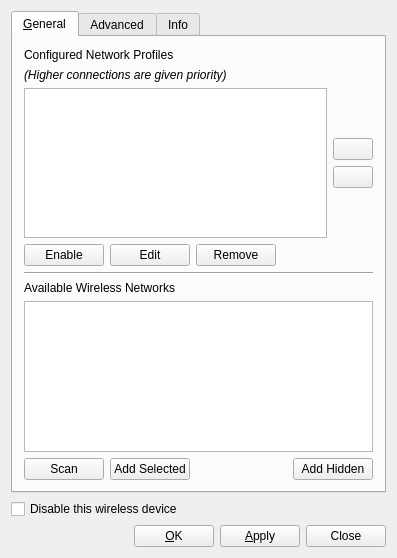
This is src/wificonfig/wificonfigwidgetbase.ui in Peter2121/pc-networkmanager as Qt 5 draws it before an edit. The edited form follows.
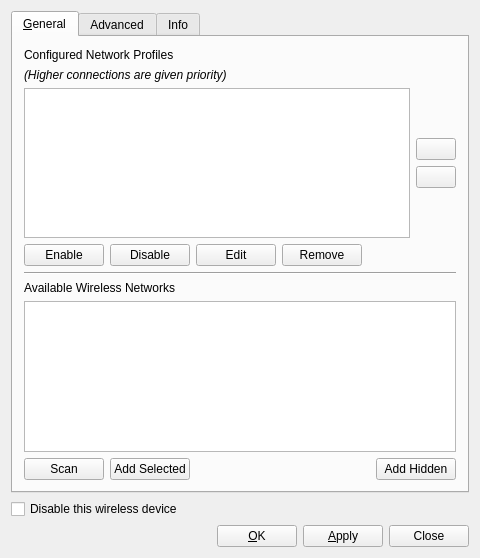
This is the edited form. Icons and pictures are not drawn.

Commit message: Work on enable/disable wifi profiles

What changed in the file:
```diff
--- a/src/wificonfig/wificonfigwidgetbase.ui
+++ b/src/wificonfig/wificonfigwidgetbase.ui
@@ -6,7 +6,7 @@
    <rect>
     <x>0</x>
     <y>0</y>
-    <width>397</width>
+    <width>480</width>
     <height>558</height>
    </rect>
   </property>
@@ -184,7 +184,15 @@
               <string>Enable</string>
              </property>
              <property name="icon">
-              <iconset theme="/usr/local/share/icons/HighContrast/48x48/actions/object-select.png"/>
+              <iconset theme="/usr/local/share/icons/HighContrast/48x48/actions/object-select.png">
+               <normaloff>.</normaloff>.</iconset>
+             </property>
+            </widget>
+           </item>
+           <item>
+            <widget class="QPushButton" name="pushDisable">
+             <property name="text">
+              <string>Disable</string>
              </property>
             </widget>
            </item>
```
The commit also changes 2 other files.
